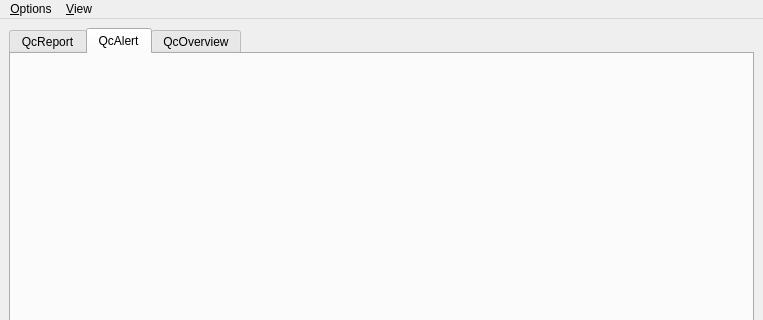
This is apps/gui-qt/scqcv/mainframe.ui in SeisComP/main as Qt 5 draws it before an edit; both pictures show x 0 to 763 and y 0 to 320 of the 763 by 663 pixel window. The edited form follows.
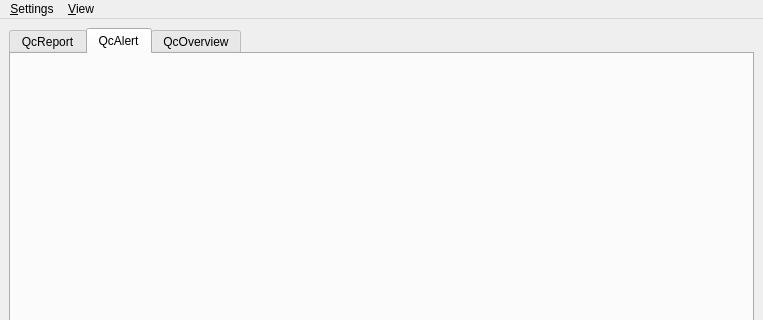
This is the edited form.

Commit message: [scqcv] Rename Options menu to Settings

```diff
--- a/apps/gui-qt/scqcv/mainframe.ui
+++ b/apps/gui-qt/scqcv/mainframe.ui
@@ -97,7 +97,7 @@
 </widget>
 <widget class="QMenu" name="menuOptions" >
 	<property name="title" >
-	<string>&amp;Options</string>
+	<string>&amp;Settings</string>
 	</property>
 	<addaction name="actionAutoSelect" />
 </widget>
```
